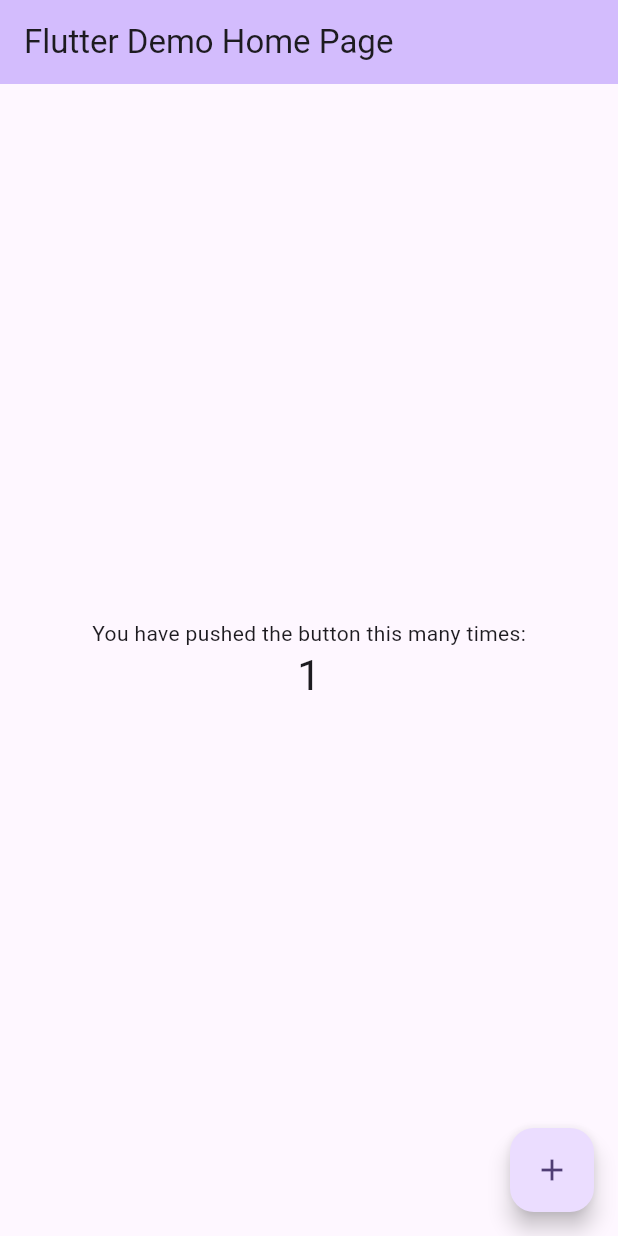
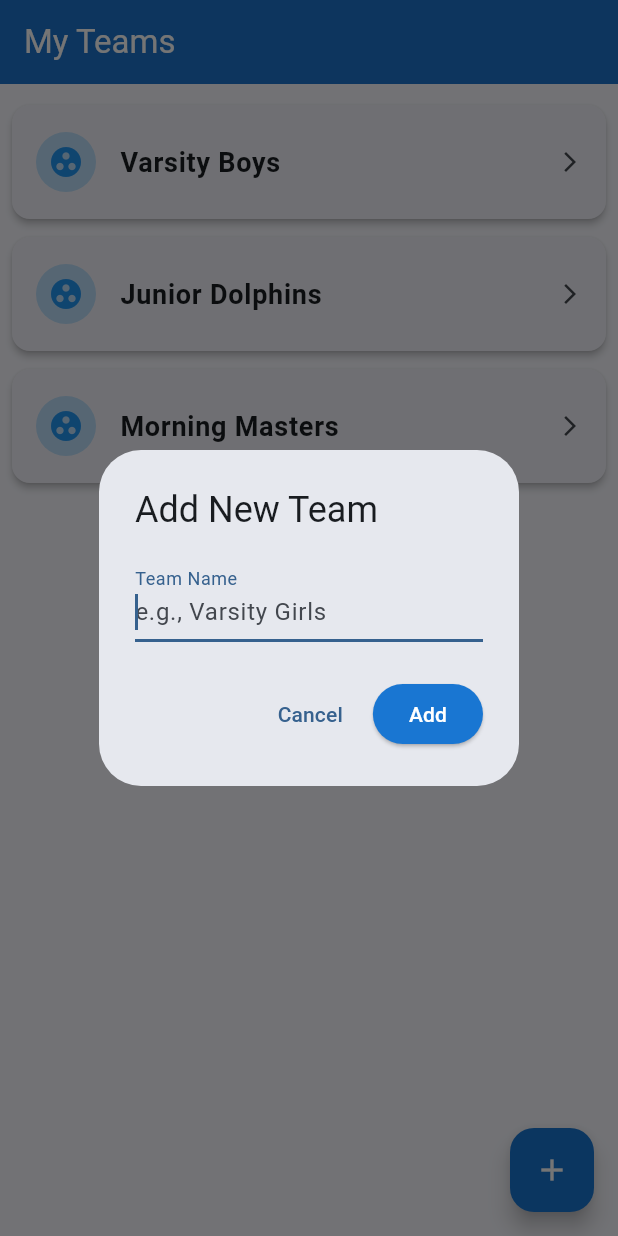
Before and after one commit to mattileap/splashup, a Flutter app: the screen it shows after launch, after a tap on the "add" icon, on a phone screen of 412 x 824 dp. Run offline on Flutter 3.47's test engine with Material 3 defaults, Android fonts, the light colour scheme and no system bars.

```diff
--- a/lib/main.dart
+++ b/lib/main.dart
@@ -1,122 +1,158 @@
 import 'package:flutter/material.dart';
 
 void main() {
-  runApp(const MyApp());
+  runApp(const SplashUpApp());
 }
 
-class MyApp extends StatelessWidget {
-  const MyApp({super.key});
+class SplashUpApp extends StatelessWidget {
+  const SplashUpApp({super.key});
 
-  // This widget is the root of your application.
   @override
   Widget build(BuildContext context) {
     return MaterialApp(
-      title: 'Flutter Demo',
+      title: 'SplashUp',
       theme: ThemeData(
-        // This is the theme of your application.
-        //
-        // TRY THIS: Try running your application with "flutter run". You'll see
-        // the application has a purple toolbar. Then, without quitting the app,
-        // try changing the seedColor in the colorScheme below to Colors.green
-        // and then invoke "hot reload" (save your changes or press the "hot
-        // reload" button in a Flutter-supported IDE, or press "r" if you used
-        // the command line to start the app).
-        //
-        // Notice that the counter didn't reset back to zero; the application
-        // state is not lost during the reload. To reset the state, use hot
-        // restart instead.
-        //
-        // This works for code too, not just values: Most code changes can be
-        // tested with just a hot reload.
-        colorScheme: ColorScheme.fromSeed(seedColor: Colors.deepPurple),
+        colorScheme: ColorScheme.fromSeed(seedColor: Colors.blue),
+        useMaterial3: true,
+        appBarTheme: AppBarTheme(
+          backgroundColor: Colors.blue.shade700,
+          foregroundColor: Colors.white,
+          elevation: 4,
         ),
-      home: const MyHomePage(title: 'Flutter Demo Home Page'),
+      ),
+      home: const TeamsScreen(),
+      debugShowCheckedModeBanner: false,
     );
   }
 }
 
-class MyHomePage extends StatefulWidget {
-  const MyHomePage({super.key, required this.title});
-
-  // This widget is the home page of your application. It is stateful, meaning
-  // that it has a State object (defined below) that contains fields that affect
-  // how it looks.
-
-  // This class is the configuration for the state. It holds the values (in this
-  // case the title) provided by the parent (in this case the App widget) and
-  // used by the build method of the State. Fields in a Widget subclass are
-  // always marked "final".
-
-  final String title;
+class TeamsScreen extends StatefulWidget {
+  const TeamsScreen({super.key});
 
   @override
-  State<MyHomePage> createState() => _MyHomePageState();
+  State<TeamsScreen> createState() => _TeamsScreenState();
 }
 
-class _MyHomePageState extends State<MyHomePage> {
-  int _counter = 0;
+class _TeamsScreenState extends State<TeamsScreen> {
+  // This is a placeholder list. We will replace this with data from Firebase.
+  final List<String> _teams = [
+    "Varsity Boys",
+    "Junior Dolphins",
+    "Morning Masters"
+  ];
 
-  void _incrementCounter() {
+  void _addTeam() {
+    // This is where we will open a dialog to add a new team.
+    // For now, it just prints a message to the debug console.
+    print("Add Team button pressed!");
+
+    showDialog(
+      context: context,
+      builder: (BuildContext context) {
+        final TextEditingController teamNameController = TextEditingController();
+        return AlertDialog(
+          title: const Text('Add New Team'),
+          content: TextField(
+            controller: teamNameController,
+            autofocus: true,
+            decoration: const InputDecoration(
+              labelText: 'Team Name',
+              hintText: 'e.g., Varsity Girls',
+            ),
+          ),
+          actions: <Widget>[
+            TextButton(
+              child: const Text('Cancel'),
+              onPressed: () {
+                Navigator.of(context).pop();
+              },
+            ),
+            ElevatedButton(
+              style: ElevatedButton.styleFrom(
+                backgroundColor: Colors.blue.shade700,
+                foregroundColor: Colors.white,
+              ),
+              child: const Text('Add'),
+              onPressed: () {
+                // TODO: Add logic to save the team to Firebase
+                final newTeamName = teamNameController.text;
+                if (newTeamName.isNotEmpty) {
+                  print("New Team: $newTeamName");
+                  // For now, we just add to the local list to see the UI update.
                   setState(() {
-      // This call to setState tells the Flutter framework that something has
-      // changed in this State, which causes it to rerun the build method below
-      // so that the display can reflect the updated values. If we changed
-      // _counter without calling setState(), then the build method would not be
-      // called again, and so nothing would appear to happen.
-      _counter++;
+                    _teams.add(newTeamName);
                   });
+                }
+                Navigator.of(context).pop();
+              },
+            ),
+          ],
+        );
+      },
+    );
   }
 
   @override
   Widget build(BuildContext context) {
-    // This method is rerun every time setState is called, for instance as done
-    // by the _incrementCounter method above.
-    //
-    // The Flutter framework has been optimized to make rerunning build methods
-    // fast, so that you can just rebuild anything that needs updating rather
-    // than having to individually change instances of widgets.
     return Scaffold(
       appBar: AppBar(
-        // TRY THIS: Try changing the color here to a specific color (to
-        // Colors.amber, perhaps?) and trigger a hot reload to see the AppBar
-        // change color while the other colors stay the same.
-        backgroundColor: Theme.of(context).colorScheme.inversePrimary,
-        // Here we take the value from the MyHomePage object that was created by
-        // the App.build method, and use it to set our appbar title.
-        title: Text(widget.title),
+        title: const Text('My Teams'),
       ),
-      body: Center(
-        // Center is a layout widget. It takes a single child and positions it
-        // in the middle of the parent.
+      body: _teams.isEmpty
+          ? const Center(
               child: Column(
-          // Column is also a layout widget. It takes a list of children and
-          // arranges them vertically. By default, it sizes itself to fit its
-          // children horizontally, and tries to be as tall as its parent.
-          //
-          // Column has various properties to control how it sizes itself and
-          // how it positions its children. Here we use mainAxisAlignment to
-          // center the children vertically; the main axis here is the vertical
-          // axis because Columns are vertical (the cross axis would be
-          // horizontal).
-          //
-          // TRY THIS: Invoke "debug painting" (choose the "Toggle Debug Paint"
-          // action in the IDE, or press "p" in the console), to see the
-          // wireframe for each widget.
                 mainAxisAlignment: MainAxisAlignment.center,
-          children: <Widget>[
-            const Text('You have pushed the button this many times:'),
+                children: [
+                  Icon(Icons.group_add_outlined, size: 80, color: Colors.grey),
+                  SizedBox(height: 16),
                   Text(
-              '$_counter',
-              style: Theme.of(context).textTheme.headlineMedium,
+                    'No teams yet.',
+                    style: TextStyle(fontSize: 22, color: Colors.grey),
+                  ),
+                  SizedBox(height: 8),
+                  Text(
+                    'Tap the + button to add your first team!',
+                    style: TextStyle(fontSize: 16, color: Colors.grey),
                   ),
                 ],
               ),
+            )
+          : ListView.builder(
+              padding: const EdgeInsets.all(8.0),
+              itemCount: _teams.length,
+              itemBuilder: (context, index) {
+                final teamName = _teams[index];
+                return Card(
+                  elevation: 2.0,
+                  margin: const EdgeInsets.symmetric(vertical: 6.0),
+                  child: ListTile(
+                    contentPadding: const EdgeInsets.symmetric(
+                        vertical: 10.0, horizontal: 16.0),
+                    leading: CircleAvatar(
+                      backgroundColor: Colors.blue.shade100,
+                      child: const Icon(Icons.group_work, color: Colors.blue),
+                    ),
+                    title: Text(
+                      teamName,
+                      style: const TextStyle(
+                          fontWeight: FontWeight.bold, fontSize: 18),
+                    ),
+                    trailing: const Icon(Icons.arrow_forward_ios, size: 16),
+                    onTap: () {
+                      // TODO: Navigate to the list of athletes for this team.
+                      print("$teamName tapped!");
+                    },
+                  ),
+                );
+              },
             ),
       floatingActionButton: FloatingActionButton(
-        onPressed: _incrementCounter,
-        tooltip: 'Increment',
+        onPressed: _addTeam,
+        tooltip: 'Add Team',
+        backgroundColor: Colors.blue.shade700,
+        foregroundColor: Colors.white,
         child: const Icon(Icons.add),
-      ), // This trailing comma makes auto-formatting nicer for build methods.
+      ),
     );
   }
 }
```
Also changed, not shown: 1 other file. Lines whose indentation alone changed are shown as unchanged.
